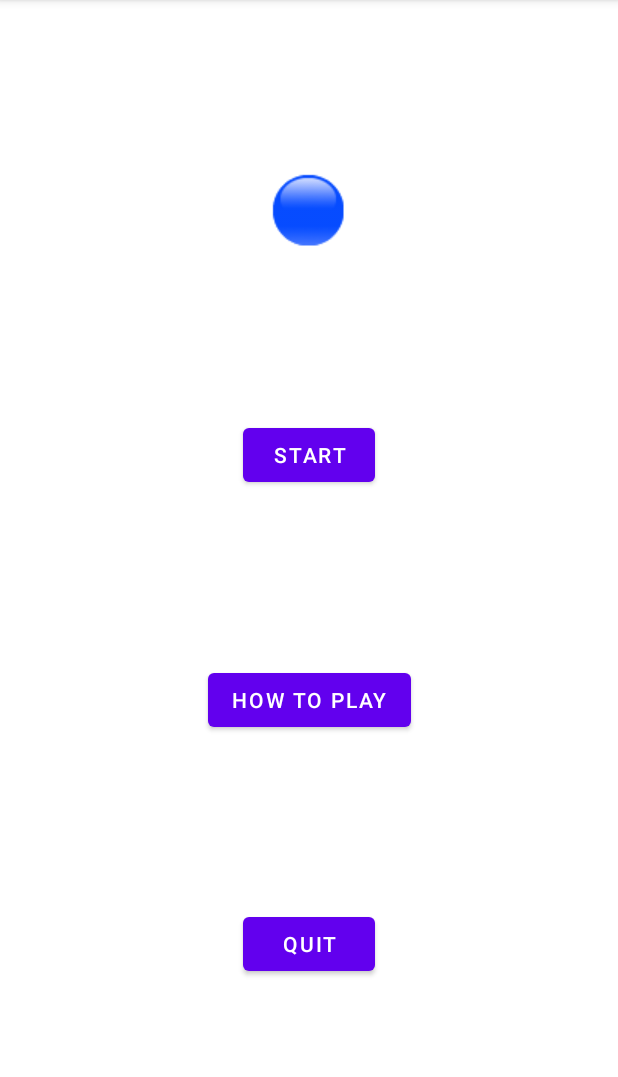
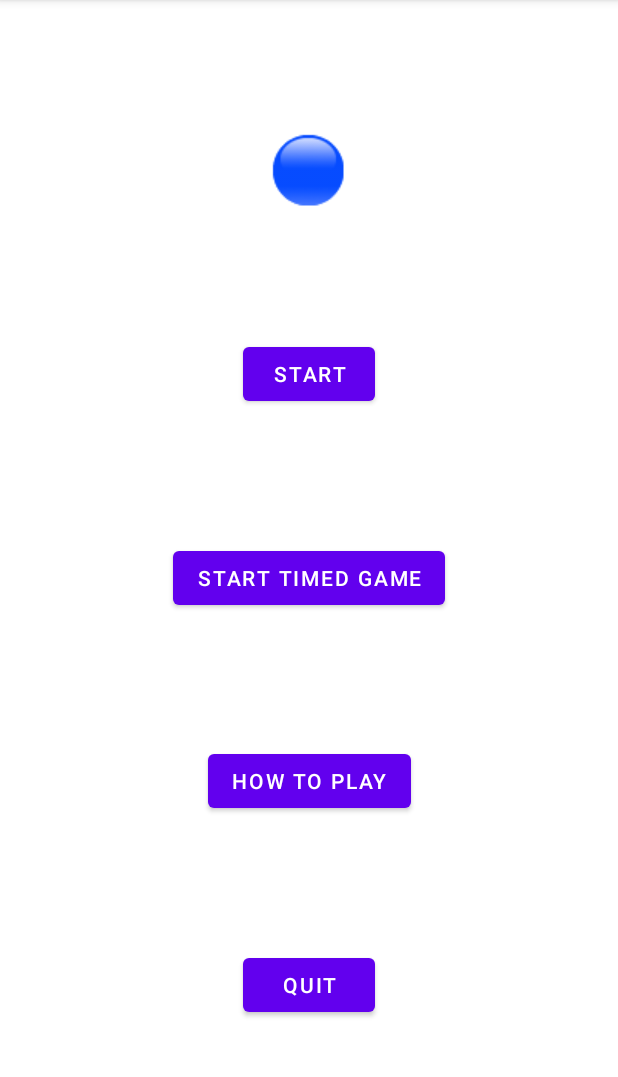
Before and after one commit to dragonnova5091/CS260Boomshine, an Android app: the screen it shows after launch (MainActivity), on a phone screen of 412 x 824 dp, the part 84-1161 px from its top. Run offline under Robolectric (Android 15) with nearby library versions, the phone set to English and light mode, and no system bars; 2 statements that could not run were skipped.

Commit message:
added timed mode, and background music

```diff
--- a/Boomshine/app/src/main/java/edu/pacificu/cs/hunt0991huyn7539boomshine/MainActivity.java
+++ b/Boomshine/app/src/main/java/edu/pacificu/cs/hunt0991huyn7539boomshine/MainActivity.java
@@ -23,7 +23,7 @@ public class MainActivity extends AppCompatActivity
 
   private BoomshineView mBoomshineView;
 
-  private Button mbtnStart, mbtnHTP, mbtnQuit;
+  private Button mbtnStart, mbtnHTP, mbtnQuit, mbtnTimedStart;
 
   @RequiresApi(api = Build.VERSION_CODES.R)
   @Override
@@ -33,7 +33,7 @@ public class MainActivity extends AppCompatActivity
 
     mBoomshineView = new BoomshineView( this.getApplicationContext(), this.getDisplay() );
 
-
+    mDisplay = this.getDisplay();
 
     //startActivity (new Intent(this,
       //      Boomshine.class));
@@ -45,6 +45,13 @@ public class MainActivity extends AppCompatActivity
 
   }
 
+  @Override
+  protected void onPause()
+  {
+    super.onPause();
+    mBoomshineView.stopMusic();
+  }
+
   private void onCreateMenuButtons()
   {
     setContentView( R.layout.activity_main );
@@ -53,6 +60,7 @@ public class MainActivity extends AppCompatActivity
     mbtnStart = (Button) findViewById( R.id.btnStart );
     mbtnHTP = (Button) findViewById( R.id.btnHowToPlay );
     mbtnQuit = (Button) findViewById( R.id.btnQuit);
+    mbtnTimedStart = (Button) findViewById( R.id.btnTimedGame );
 
 
     mbtnStart.setOnClickListener( new View.OnClickListener()
@@ -79,6 +87,14 @@ public class MainActivity extends AppCompatActivity
         onBtnHTP( view );
       }
     } );
+    mbtnTimedStart.setOnClickListener( new View.OnClickListener()
+    {
+      @Override
+      public void onClick( View view )
+      {
+        onBtnTimeStart( view );
+      }
+    } );
   }
 
   private void onBtnHTP( View view )
@@ -100,6 +116,13 @@ public class MainActivity extends AppCompatActivity
     mBoomshineView.startNewGame();
   }
 
+  private void onBtnTimeStart(View view)
+  {
+    mBoomshineView = new TimedBoomshineView( this, mDisplay );
+    setContentView( mBoomshineView );
+    mBoomshineView.startNewGame();
+  }
+
   @Override
   public boolean onCreateOptionsMenu( Menu menu )
   {
@@ -115,6 +138,7 @@ public class MainActivity extends AppCompatActivity
   {
     if (item.getItemId() == R.id.mainmenu)
     {
+      //mBoomshineView.stopMusic();
       onCreateMenuButtons();
     }
     else if (item.getItemId() == R.id.resetGame)
--- a/Boomshine/app/src/main/res/layout/activity_main.xml
+++ b/Boomshine/app/src/main/res/layout/activity_main.xml
@@ -22,8 +22,8 @@
         android:id="@+id/btnStart"
         android:layout_width="wrap_content"
         android:layout_height="wrap_content"
-        android:text="Start"
-        app:layout_constraintBottom_toTopOf="@+id/btnHowToPlay"
+        android:text="@string/start"
+        app:layout_constraintBottom_toTopOf="@+id/btnTimedGame"
         app:layout_constraintEnd_toEndOf="parent"
         app:layout_constraintStart_toStartOf="parent"
         app:layout_constraintTop_toBottomOf="@+id/imgMine" />
@@ -32,20 +32,31 @@
         android:id="@+id/btnHowToPlay"
         android:layout_width="wrap_content"
         android:layout_height="wrap_content"
-        android:text="How To Play"
+        android:text="@string/how_to_play"
         app:layout_constraintBottom_toTopOf="@+id/btnQuit"
         app:layout_constraintEnd_toEndOf="parent"
         app:layout_constraintStart_toStartOf="parent"
-        app:layout_constraintTop_toBottomOf="@id/btnStart"/>
+        app:layout_constraintTop_toBottomOf="@id/btnTimedGame"/>
 
     <Button
         android:id="@+id/btnQuit"
         android:layout_width="wrap_content"
         android:layout_height="wrap_content"
-        android:text="Quit"
+        android:text="@string/quit"
         app:layout_constraintBottom_toBottomOf="parent"
         app:layout_constraintEnd_toEndOf="parent"
         app:layout_constraintStart_toStartOf="parent"
         app:layout_constraintTop_toBottomOf="@id/btnHowToPlay"/>
 
+    <Button
+        android:id="@+id/btnTimedGame"
+        android:layout_width="wrap_content"
+        android:layout_height="wrap_content"
+        android:text="@string/start_timed_game"
+        app:layout_constraintEnd_toEndOf="parent"
+        app:layout_constraintStart_toStartOf="parent"
+        tools:layout_editor_absoluteY="341dp"
+        app:layout_constraintTop_toBottomOf="@+id/btnStart"
+        app:layout_constraintBottom_toTopOf="@+id/btnHowToPlay"/>
+
 </androidx.constraintlayout.widget.ConstraintLayout>
--- a/Boomshine/app/src/main/res/menu/hamburger_menu.xml
+++ b/Boomshine/app/src/main/res/menu/hamburger_menu.xml
@@ -5,4 +5,13 @@
 
     <item android:id="@+id/mainmenu"
         android:title="@string/mainmenu"/>
+    <item android:id="@+id/gamemodes"
+        android:title="@string/gamemodes">
+        <menu>
+            <item android:id="@+id/normalgame"
+                android:title="@string/normal" />
+            <item android:id="@+id/timedgame"
+                android:title="@string/timed" />
+        </menu>
+    </item>
 </menu>
--- a/Boomshine/app/src/main/res/values/strings.xml
+++ b/Boomshine/app/src/main/res/values/strings.xml
@@ -5,4 +5,11 @@
     <string name="hottoplay_str">this is the how to play directions</string>
     <string name="mainmenu">MainMenu</string>
     <string name="reset">Reset</string>
+    <string name="normal">Normal</string>
+    <string name="timed">Timed</string>
+    <string name="gamemodes">GameModes</string>
+    <string name="start">Start</string>
+    <string name="how_to_play">How To Play</string>
+    <string name="quit">Quit</string>
+    <string name="start_timed_game">Start Timed Game</string>
 </resources>
```
Also changed, not shown: Boomshine/app/src/main/java/edu/pacificu/cs/hunt0991huyn7539boomshine/BoomshineView.java (+53 -42 lines), Boomshine/app/src/main/java/edu/pacificu/cs/hunt0991huyn7539boomshine/TimedBoomshine.java (deleted, +0 -35 lines), Boomshine/app/src/main/java/edu/pacificu/cs/hunt0991huyn7539boomshine/TimedBoomshineView.java (added, +79 -0 lines).
